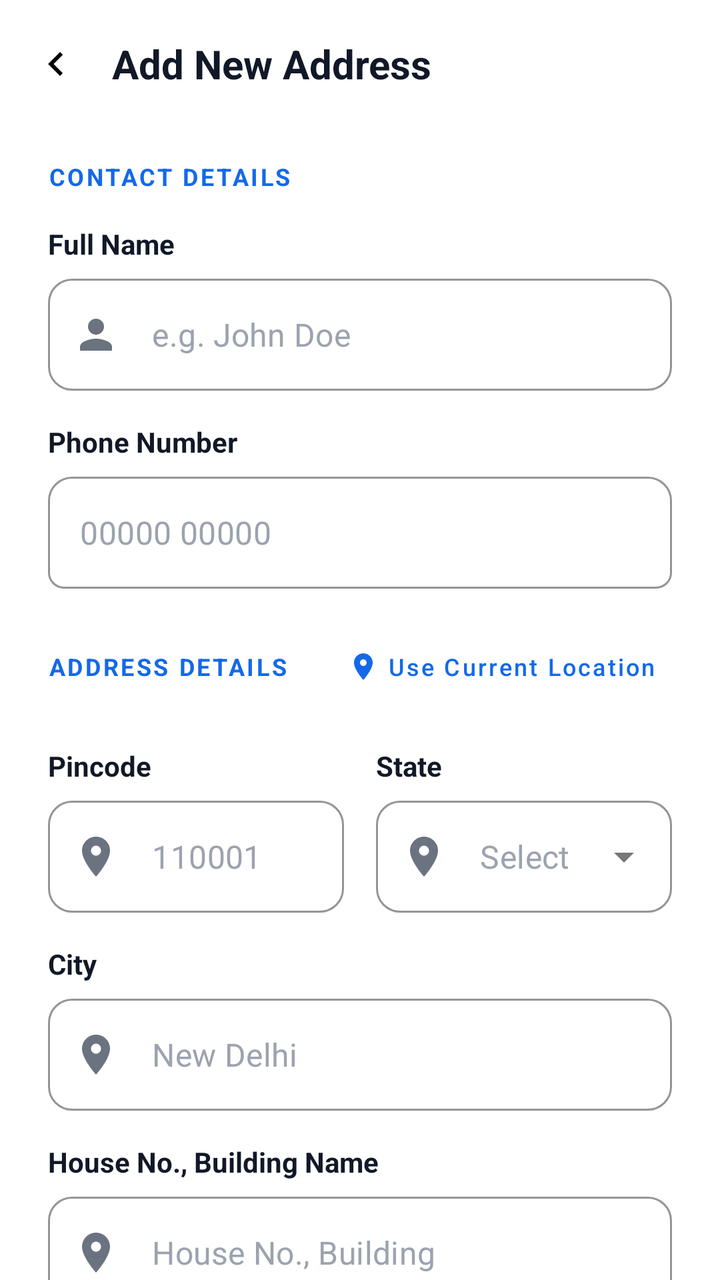
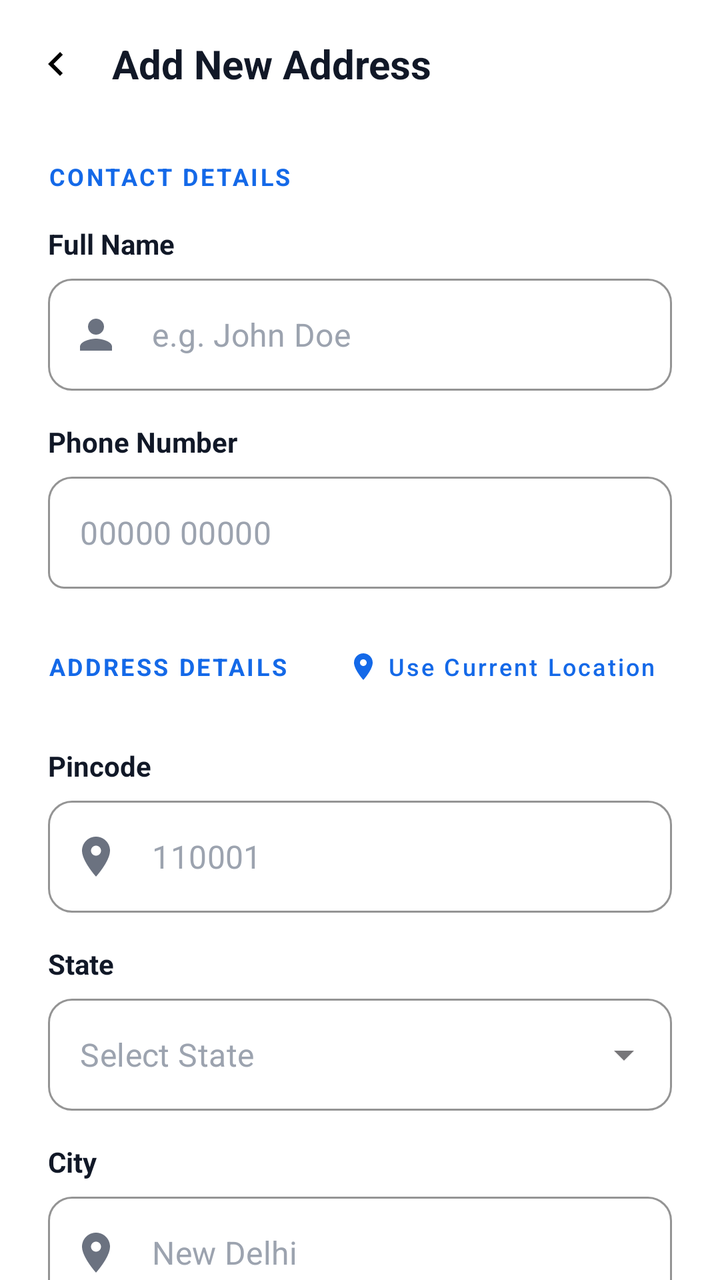

Before-and-after screenshots of an Android layout around one commit, followed by the original layout XML and the change that was made.
<!-- AndroidManifest.xml: activity theme Theme.LightShop -->
<!-- res/layout/activity_add_address.xml -->
<?xml version="1.0" encoding="utf-8"?>
<androidx.coordinatorlayout.widget.CoordinatorLayout xmlns:android="http://schemas.android.com/apk/res/android"
    xmlns:app="http://schemas.android.com/apk/res-auto"
    xmlns:tools="http://schemas.android.com/tools"
    android:layout_width="match_parent"
    android:layout_height="match_parent"
    android:background="@color/white"
    tools:context=".AddAddressActivity">

    <com.google.android.material.appbar.AppBarLayout
        android:layout_width="match_parent"
        android:layout_height="wrap_content"
        android:background="@color/white"
        app:elevation="4dp"
        app:liftOnScroll="false">

        <androidx.appcompat.widget.Toolbar
            android:id="@+id/toolbar"
            android:layout_width="match_parent"
            android:layout_height="?attr/actionBarSize"
            android:background="@color/white"
            app:contentInsetStartWithNavigation="0dp"
            app:navigationIcon="@drawable/ic_back_chevron"
            app:navigationIconTint="@color/text_primary">

            <TextView
                android:layout_width="wrap_content"
                android:layout_height="wrap_content"
                android:text="Add New Address"
                android:textColor="@color/text_primary"
                android:textSize="20sp"
                android:textStyle="bold" />

        </androidx.appcompat.widget.Toolbar>

    </com.google.android.material.appbar.AppBarLayout>

    <androidx.core.widget.NestedScrollView
        android:layout_width="match_parent"
        android:layout_height="match_parent"
        android:fillViewport="true"
        app:layout_behavior="@string/appbar_scrolling_view_behavior">

        <LinearLayout
            android:layout_width="match_parent"
            android:layout_height="wrap_content"
            android:orientation="vertical"
            android:paddingHorizontal="24dp"
            android:paddingVertical="16dp">

            
            <TextView
                android:layout_width="wrap_content"
                android:layout_height="wrap_content"
                android:layout_marginBottom="16dp"
                android:text="Contact Details"
                android:textColor="@color/accent_blue"
                android:textSize="12sp"
                android:textStyle="bold"
                android:textAllCaps="true"
                android:letterSpacing="0.1" />

            <TextView
                android:layout_width="wrap_content"
                android:layout_height="wrap_content"
                android:layout_marginBottom="8dp"
                android:text="Full Name"
                android:textColor="@color/text_primary"
                android:textSize="14sp"
                android:textStyle="bold" />

            <com.google.android.material.textfield.TextInputLayout
                style="@style/Widget.MaterialComponents.TextInputLayout.OutlinedBox"
                android:layout_width="match_parent"
                android:layout_height="wrap_content"
                app:boxCornerRadiusBottomEnd="12dp"
                app:boxCornerRadiusBottomStart="12dp"
                app:boxCornerRadiusTopEnd="12dp"
                app:boxCornerRadiusTopStart="12dp"
                app:boxStrokeColor="@color/accent_blue"
                app:startIconDrawable="@drawable/ic_person_24"
                app:startIconTint="@color/icon_color"
                app:hintEnabled="false">

                <com.google.android.material.textfield.TextInputEditText
                    android:id="@+id/et_full_name"
                    android:layout_width="match_parent"
                    android:layout_height="56dp"
                    android:hint="e.g. John Doe"
                    android:inputType="textPersonName"
                    android:padding="16dp"
                    android:textColor="@color/text_primary"
                    android:textColorHint="@color/text_hint" />
            </com.google.android.material.textfield.TextInputLayout>

            <TextView
                android:layout_width="wrap_content"
                android:layout_height="wrap_content"
                android:layout_marginTop="16dp"
                android:layout_marginBottom="8dp"
                android:text="Phone Number"
                android:textColor="@color/text_primary"
                android:textSize="14sp"
                android:textStyle="bold" />

            <com.google.android.material.textfield.TextInputLayout
                style="@style/Widget.MaterialComponents.TextInputLayout.OutlinedBox"
                android:layout_width="match_parent"
                android:layout_height="wrap_content"
                app:boxCornerRadiusBottomEnd="8dp"
                app:boxCornerRadiusBottomStart="8dp"
                app:boxCornerRadiusTopEnd="12dp"
                app:boxCornerRadiusTopStart="12dp"
                app:boxStrokeColor="@color/accent_blue"
                app:prefixText="+91 "
                app:prefixTextColor="@color/text_primary"
                app:hintEnabled="false">

                <com.google.android.material.textfield.TextInputEditText
                    android:id="@+id/et_phone"
                    android:layout_width="match_parent"
                    android:layout_height="56dp"
                    android:hint="00000 00000"
                    android:inputType="phone"
                    android:padding="16dp"
                    android:textColor="@color/text_primary"
                    android:textColorHint="@color/text_hint" />
            </com.google.android.material.textfield.TextInputLayout>

            
            <RelativeLayout
                android:layout_width="match_parent"
                android:layout_height="wrap_content"
                android:layout_marginTop="15dp"
                android:layout_marginBottom="16dp">

                <TextView
                    android:layout_width="wrap_content"
                    android:layout_height="wrap_content"
                    android:layout_alignParentStart="true"
                    android:layout_centerVertical="true"
                    android:text="Address Details"
                    android:textColor="@color/accent_blue"
                    android:textSize="12sp"
                    android:textStyle="bold"
                    android:textAllCaps="true"
                    android:letterSpacing="0.1" />

                <com.google.android.material.button.MaterialButton
                    android:id="@+id/btn_current_location"
                    style="@style/Widget.MaterialComponents.Button.TextButton"
                    android:layout_width="wrap_content"
                    android:layout_height="wrap_content"
                    android:layout_alignParentEnd="true"
                    android:text="Use Current Location"
                    android:textAllCaps="false"
                    android:textColor="@color/accent_blue"
                    android:textSize="12sp"
                    app:icon="@drawable/ic_location"
                    app:iconSize="16dp"
                    app:iconTint="@color/accent_blue" />
            </RelativeLayout>

            <LinearLayout
                android:layout_width="match_parent"
                android:layout_height="wrap_content"
                android:orientation="horizontal">

                <LinearLayout
                    android:layout_width="0dp"
                    android:layout_height="wrap_content"
                    android:layout_weight="1"
                    android:orientation="vertical">

                    <TextView
                        android:layout_width="wrap_content"
                        android:layout_height="wrap_content"
                        android:layout_marginBottom="8dp"
                        android:text="Pincode"
                        android:textColor="@color/text_primary"
                        android:textSize="14sp"
                        android:textStyle="bold" />

                    <com.google.android.material.textfield.TextInputLayout
                        style="@style/Widget.MaterialComponents.TextInputLayout.OutlinedBox"
                        android:layout_width="match_parent"
                        android:layout_height="wrap_content"
                        app:boxCornerRadiusBottomEnd="12dp"
                        app:boxCornerRadiusBottomStart="12dp"
                        app:boxCornerRadiusTopEnd="12dp"
                        app:boxCornerRadiusTopStart="12dp"
                        app:boxStrokeColor="@color/accent_blue"
                        app:startIconDrawable="@drawable/ic_location"
                        app:startIconTint="@color/icon_color"
                        app:hintEnabled="false">

                        <com.google.android.material.textfield.TextInputEditText
                            android:id="@+id/et_pincode"
                            android:layout_width="match_parent"
                            android:layout_height="56dp"
                            android:hint="110001"
                            android:inputType="number"
                            android:padding="16dp"
                            android:textColor="@color/text_primary"
                            android:textColorHint="@color/text_hint" />
                    </com.google.android.material.textfield.TextInputLayout>
                </LinearLayout>

                <View
                    android:layout_width="16dp"
                    android:layout_height="0dp" />

                <LinearLayout
                    android:layout_width="0dp"
                    android:layout_height="wrap_content"
                    android:layout_weight="1"
                    android:orientation="vertical">

                    <TextView
                        android:layout_width="wrap_content"
                        android:layout_height="wrap_content"
                        android:layout_marginBottom="8dp"
                        android:text="State"
                        android:textColor="@color/text_primary"
                        android:textSize="14sp"
                        android:textStyle="bold" />

                    <com.google.android.material.textfield.TextInputLayout
                        style="@style/Widget.MaterialComponents.TextInputLayout.OutlinedBox.ExposedDropdownMenu"
                        android:layout_width="match_parent"
                        android:layout_height="wrap_content"
                        app:boxCornerRadiusBottomEnd="12dp"
                        app:boxCornerRadiusBottomStart="12dp"
                        app:boxCornerRadiusTopEnd="12dp"
                        app:boxCornerRadiusTopStart="12dp"
                        app:boxStrokeColor="@color/accent_blue"
                        app:startIconDrawable="@drawable/ic_location"
                        app:startIconTint="@color/icon_color"
                        app:hintEnabled="false">

                        <AutoCompleteTextView
                            android:id="@+id/spinner_state"
                            android:layout_width="match_parent"
                            android:layout_height="56dp"
                            android:hint="Select State"
                            android:inputType="none"
                            android:padding="16dp"
                            android:textColor="@color/text_primary"
                            android:textColorHint="@color/text_hint" />
                    </com.google.android.material.textfield.TextInputLayout>
                </LinearLayout>
            </LinearLayout>

            <TextView
                android:layout_width="wrap_content"
                android:layout_height="wrap_content"
                android:layout_marginTop="16dp"
                android:layout_marginBottom="8dp"
                android:text="City"
                android:textColor="@color/text_primary"
                android:textSize="14sp"
                android:textStyle="bold" />

            <com.google.android.material.textfield.TextInputLayout
                style="@style/Widget.MaterialComponents.TextInputLayout.OutlinedBox"
                android:layout_width="match_parent"
                android:layout_height="wrap_content"
                app:boxCornerRadiusBottomEnd="12dp"
                app:boxCornerRadiusBottomStart="12dp"
                app:boxCornerRadiusTopEnd="12dp"
                app:boxCornerRadiusTopStart="12dp"
                app:boxStrokeColor="@color/accent_blue"
                app:startIconDrawable="@drawable/ic_location"
                app:startIconTint="@color/icon_color"
                app:hintEnabled="false">

                <com.google.android.material.textfield.TextInputEditText
                    android:id="@+id/et_city"
                    android:layout_width="match_parent"
                    android:layout_height="56dp"
                    android:hint="New Delhi"
                    android:inputType="text"
                    android:padding="16dp"
                    android:textColor="@color/text_primary"
                    android:textColorHint="@color/text_hint" />
            </com.google.android.material.textfield.TextInputLayout>

            <TextView
                android:layout_width="wrap_content"
                android:layout_height="wrap_content"
                android:layout_marginTop="16dp"
                android:layout_marginBottom="8dp"
                android:text="House No., Building Name"
                android:textColor="@color/text_primary"
                android:textSize="14sp"
                android:textStyle="bold" />

            <com.google.android.material.textfield.TextInputLayout
                style="@style/Widget.MaterialComponents.TextInputLayout.OutlinedBox"
                android:layout_width="match_parent"
                android:layout_height="wrap_content"
                app:boxCornerRadiusBottomEnd="12dp"
                app:boxCornerRadiusBottomStart="12dp"
                app:boxCornerRadiusTopEnd="12dp"
                app:boxCornerRadiusTopStart="12dp"
                app:boxStrokeColor="@color/accent_blue"
                app:startIconDrawable="@drawable/ic_location"
                app:startIconTint="@color/icon_color"
                app:hintEnabled="false">

                <com.google.android.material.textfield.TextInputEditText
                    android:id="@+id/et_house_no"
                    android:layout_width="match_parent"
                    android:layout_height="56dp"
                    android:hint="House No., Building"
                    android:inputType="text"
                    android:padding="16dp"
                    android:textColor="@color/text_primary"
                    android:textColorHint="@color/text_hint" />
            </com.google.android.material.textfield.TextInputLayout>

            <TextView
                android:layout_width="wrap_content"
                android:layout_height="wrap_content"
                android:layout_marginTop="16dp"
                android:layout_marginBottom="8dp"
                android:text="Road Name, Area, Colony"
                android:textColor="@color/text_primary"
                android:textSize="14sp"
                android:textStyle="bold" />

            <com.google.android.material.textfield.TextInputLayout
                style="@style/Widget.MaterialComponents.TextInputLayout.OutlinedBox"
                android:layout_width="match_parent"
                android:layout_height="wrap_content"
                app:boxCornerRadiusBottomEnd="12dp"
                app:boxCornerRadiusBottomStart="12dp"
                app:boxCornerRadiusTopEnd="12dp"
                app:boxCornerRadiusTopStart="12dp"
                app:boxStrokeColor="@color/accent_blue"
                app:startIconDrawable="@drawable/ic_location"
                app:startIconTint="@color/icon_color"
                app:hintEnabled="false">

                <com.google.android.material.textfield.TextInputEditText
                    android:id="@+id/et_road_name"
                    android:layout_width="match_parent"
                    android:layout_height="56dp"
                    android:hint="Road, Area"
                    android:inputType="text"
                    android:padding="16dp"
                    android:textColor="@color/text_primary"
                    android:textColorHint="@color/text_hint" />
            </com.google.android.material.textfield.TextInputLayout>



            <TextView
                android:layout_width="wrap_content"
                android:layout_height="wrap_content"
                android:layout_marginTop="24dp"
                android:text="Address Type"
                android:textColor="@color/text_primary"
                android:textSize="14sp"
                android:textStyle="bold" />

            <RadioGroup
                android:id="@+id/rg_address_type"
                android:layout_width="match_parent"
                android:layout_height="wrap_content"
                android:layout_marginTop="12dp"
                android:orientation="horizontal">

                <RadioButton
                    android:id="@+id/rb_home"
                    android:layout_width="0dp"
                    android:layout_height="48dp"
                    android:layout_weight="1"
                    android:background="@drawable/bg_address_type_selector"
                    android:button="@null"
                    android:checked="true"
                    android:gravity="center"
                    android:text="Home"
                    android:textColor="@color/address_type_text_selector" />

                <View
                    android:layout_width="16dp"
                    android:layout_height="0dp" />

                <RadioButton
                    android:id="@+id/rb_work"
                    android:layout_width="0dp"
                    android:layout_height="48dp"
                    android:layout_weight="1"
                    android:background="@drawable/bg_address_type_selector"
                    android:button="@null"
                    android:gravity="center"
                    android:text="Work"
                    android:textColor="@color/address_type_text_selector" />
            </RadioGroup>

            <com.google.android.material.button.MaterialButton
                android:id="@+id/btn_save_address"
                android:layout_width="match_parent"
                android:layout_height="56dp"
                android:layout_marginTop="40dp"
                android:layout_marginBottom="24dp"
                android:backgroundTint="@color/accent_blue"
                android:text="Save Address"
                android:textAllCaps="false"
                android:textSize="16sp"
                android:textStyle="bold"
                app:cornerRadius="12dp" />

        </LinearLayout>
    </androidx.core.widget.NestedScrollView>

</androidx.coordinatorlayout.widget.CoordinatorLayout>
<!-- resources referenced by this layout -->
<resources>
  <color name="accent_blue">#1469E8</color>
  <color name="icon_color">#6B7280</color>
  <color name="text_hint">#9CA3AF</color>
  <color name="text_primary">#111827</color>
  <color name="white">#FFFFFFFF</color>
  <!-- drawable bg_address_type_selector (drawable) -->
  <?xml version="1.0" encoding="utf-8"?>
  <selector xmlns:android="http://schemas.android.com/apk/res/android">
      <item android:state_checked="true">
          <shape android:shape="rectangle">
              <solid android:color="@color/accent_blue" />
              <corners android:radius="12dp" />
          </shape>
      </item>
      <item>
          <shape android:shape="rectangle">
              <solid android:color="@color/light_grey_bg" />
              <corners android:radius="12dp" />
              <stroke android:width="1dp" android:color="@color/divider_color" />
          </shape>
      </item>
  </selector>
  <!-- drawable ic_back_chevron (drawable) -->
  <vector xmlns:android="http://schemas.android.com/apk/res/android"
      android:width="24dp"
      android:height="24dp"
      android:viewportWidth="24"
      android:viewportHeight="24">
      <path
          android:fillColor="@color/black"
          android:pathData="M15.41,7.41L14,6l-6,6l6,6l1.41,-1.41L10.83,12L15.41,7.41z"/>
  </vector>
  <!-- drawable ic_location (drawable) -->
  <vector xmlns:android="http://schemas.android.com/apk/res/android"
      android:width="24dp"
      android:height="24dp"
      android:viewportWidth="24"
      android:viewportHeight="24">
      <path
          android:fillColor="#6B7280"
          android:pathData="M12,2C8.13,2 5,5.13 5,9c0,5.25 7,13 7,13s7,-7.75 7,-13c0,-3.87 -3.13,-7 -7,-7zM12,11.5c-1.38,0 -2.5,-1.12 -2.5,-2.5s1.12,-2.5 2.5,-2.5 2.5,1.12 2.5,2.5 -1.12,2.5 -2.5,2.5z"/>
  </vector>
  <!-- drawable ic_person_24 (drawable) -->
  <vector xmlns:android="http://schemas.android.com/apk/res/android"
      android:width="24dp"
      android:height="24dp"
      android:viewportWidth="24"
      android:viewportHeight="24"
      android:tint="@color/icon_color">
      <path
          android:fillColor="@android:color/white"
          android:pathData="M12,12c2.21,0 4,-1.79 4,-4s-1.79,-4 -4,-4 -4,1.79 -4,4 1.79,4 4,4zM12,14c-2.67,0 -8,1.34 -8,4v2h16v-2c0,-2.66 -5.33,-4 -8,-4z"/>
  </vector>
  <style name="Theme.LightShop" parent="Base.Theme.LightShop" />
  <color name="light_grey_bg">#F7F8FA</color>
  <color name="divider_color">#E5E7EB</color>
  <color name="black">#FF000000</color>
  <style name="Base.Theme.LightShop" parent="Theme.Material3.Light.NoActionBar">
          
          <item name="android:statusBarColor">@color/white</item>
          <item name="android:windowLightStatusBar">true</item>
          <item name="android:navigationBarColor">@color/white</item>
          <item name="android:windowBackground">@color/white</item>
          <item name="android:colorBackground">@color/white</item>
  
          
          <item name="colorSurface">@color/white</item>
          <item name="colorSurfaceVariant">@color/white</item>
  
          <item name="bottomNavigationStyle">@style/Widget.App.BottomNavigationView</item>
      </style>
  <style name="Widget.App.BottomNavigationView" parent="Widget.Material3.BottomNavigationView">
          <item name="materialThemeOverlay">@style/ThemeOverlay.App.BottomNavigationView</item>
          <item name="android:background">@color/white</item>
          <item name="itemIconTint">@color/nav_selector</item>
          <item name="itemTextColor">@color/nav_selector</item>
          <item name="itemActiveIndicatorStyle">@style/Widget.App.BottomNavigationView.ActiveIndicator</item>
      </style>
  <style name="ThemeOverlay.App.BottomNavigationView" parent="">
          <item name="colorPrimary">@color/black</item>
      </style>
  <style name="Widget.App.BottomNavigationView.ActiveIndicator" parent="Widget.Material3.BottomNavigationView.ActiveIndicator">
          <item name="android:color">@color/nav_active_indicator</item>
          <item name="marginHorizontal">16dp</item>
      </style>
  <color name="nav_active_indicator">#E3F2FD</color>
</resources>

<!-- the commit's change to res/layout/activity_add_address.xml (unified diff, before → after) -->
@@ -164,91 +164,73 @@
             <LinearLayout
                 android:layout_width="match_parent"
                 android:layout_height="wrap_content"
-                android:orientation="horizontal">
-
-                <LinearLayout
-                    android:layout_width="0dp"
-                    android:layout_height="wrap_content"
-                    android:layout_weight="1"
-                    android:orientation="vertical">
-
-                    <TextView
-                        android:layout_width="wrap_content"
-                        android:layout_height="wrap_content"
-                        android:layout_marginBottom="8dp"
-                        android:text="Pincode"
+                android:orientation="vertical">
+
+                <TextView
+                    android:layout_width="wrap_content"
+                    android:layout_height="wrap_content"
+                    android:layout_marginBottom="8dp"
+                    android:text="Pincode"
+                    android:textColor="@color/text_primary"
+                    android:textSize="14sp"
+                    android:textStyle="bold" />
+
+                <com.google.android.material.textfield.TextInputLayout
+                    style="@style/Widget.MaterialComponents.TextInputLayout.OutlinedBox"
+                    android:layout_width="match_parent"
+                    android:layout_height="wrap_content"
+                    app:boxCornerRadiusBottomEnd="12dp"
+                    app:boxCornerRadiusBottomStart="12dp"
+                    app:boxCornerRadiusTopEnd="12dp"
+                    app:boxCornerRadiusTopStart="12dp"
+                    app:boxStrokeColor="@color/accent_blue"
+                    app:startIconDrawable="@drawable/ic_location"
+                    app:startIconTint="@color/icon_color"
+                    app:hintEnabled="false">
+
+                    <com.google.android.material.textfield.TextInputEditText
+                        android:id="@+id/et_pincode"
+                        android:layout_width="match_parent"
+                        android:layout_height="56dp"
+                        android:hint="110001"
+                        android:inputType="number"
+                        android:padding="16dp"
                         android:textColor="@color/text_primary"
-                        android:textSize="14sp"
-                        android:textStyle="bold" />
-
-                    <com.google.android.material.textfield.TextInputLayout
-                        style="@style/Widget.MaterialComponents.TextInputLayout.OutlinedBox"
+                        android:textColorHint="@color/text_hint" />
+                </com.google.android.material.textfield.TextInputLayout>
+
+                <TextView
+                    android:layout_width="wrap_content"
+                    android:layout_height="wrap_content"
+                    android:layout_marginTop="16dp"
+                    android:layout_marginBottom="8dp"
+                    android:text="State"
+                    android:textColor="@color/text_primary"
+                    android:textSize="14sp"
+                    android:textStyle="bold" />
+
+                <com.google.android.material.textfield.TextInputLayout
+                    style="@style/Widget.MaterialComponents.TextInputLayout.OutlinedBox.ExposedDropdownMenu"
+                    android:layout_width="match_parent"
+                    android:layout_height="wrap_content"
+                    app:boxCornerRadiusBottomEnd="12dp"
+                    app:boxCornerRadiusBottomStart="12dp"
+                    app:boxCornerRadiusTopEnd="12dp"
+                    app:boxCornerRadiusTopStart="12dp"
+                    app:boxStrokeColor="@color/accent_blue"
+                    app:hintEnabled="false">
+
+                    <AutoCompleteTextView
+                        android:id="@+id/spinner_state"
                         android:layout_width="match_parent"
-                        android:layout_height="wrap_content"
-                        app:boxCornerRadiusBottomEnd="12dp"
-                        app:boxCornerRadiusBottomStart="12dp"
-                        app:boxCornerRadiusTopEnd="12dp"
-                        app:boxCornerRadiusTopStart="12dp"
-                        app:boxStrokeColor="@color/accent_blue"
-                        app:startIconDrawable="@drawable/ic_location"
-                        app:startIconTint="@color/icon_color"
-                        app:hintEnabled="false">
-
-                        <com.google.android.material.textfield.TextInputEditText
-                            android:id="@+id/et_pincode"
-                            android:layout_width="match_parent"
-                            android:layout_height="56dp"
-                            android:hint="110001"
-                            android:inputType="number"
-                            android:padding="16dp"
-                            android:textColor="@color/text_primary"
-                            android:textColorHint="@color/text_hint" />
-                    </com.google.android.material.textfield.TextInputLayout>
-                </LinearLayout>
-
-                <View
-                    android:layout_width="16dp"
-                    android:layout_height="0dp" />
-
-                <LinearLayout
-                    android:layout_width="0dp"
-                    android:layout_height="wrap_content"
-                    android:layout_weight="1"
-                    android:orientation="vertical">
-
-                    <TextView
-                        android:layout_width="wrap_content"
-                        android:layout_height="wrap_content"
-                        android:layout_marginBottom="8dp"
-                        android:text="State"
+                        android:layout_height="56dp"
+                        android:hint="Select State"
+                        android:inputType="none"
+                        android:paddingStart="16dp"
+                        android:paddingEnd="48dp"
                         android:textColor="@color/text_primary"
-                        android:textSize="14sp"
-                        android:textStyle="bold" />
-
-                    <com.google.android.material.textfield.TextInputLayout
-                        style="@style/Widget.MaterialComponents.TextInputLayout.OutlinedBox.ExposedDropdownMenu"
-                        android:layout_width="match_parent"
-                        android:layout_height="wrap_content"
-                        app:boxCornerRadiusBottomEnd="12dp"
-                        app:boxCornerRadiusBottomStart="12dp"
-                        app:boxCornerRadiusTopEnd="12dp"
-                        app:boxCornerRadiusTopStart="12dp"
-                        app:boxStrokeColor="@color/accent_blue"
-                        app:startIconDrawable="@drawable/ic_location"
-                        app:startIconTint="@color/icon_color"
-                        app:hintEnabled="false">
-
-                        <AutoCompleteTextView
-                            android:id="@+id/spinner_state"
-                            android:layout_width="match_parent"
-                            android:layout_height="56dp"
-                            android:hint="Select State"
-                            android:inputType="none"
-                            android:padding="16dp"
-                            android:textColor="@color/text_primary"
-                            android:textColorHint="@color/text_hint" />
-                    </com.google.android.material.textfield.TextInputLayout>
-                </LinearLayout>
+                        android:textColorHint="@color/text_hint" />
+                </com.google.android.material.textfield.TextInputLayout>
             </LinearLayout>
 
             <TextView
